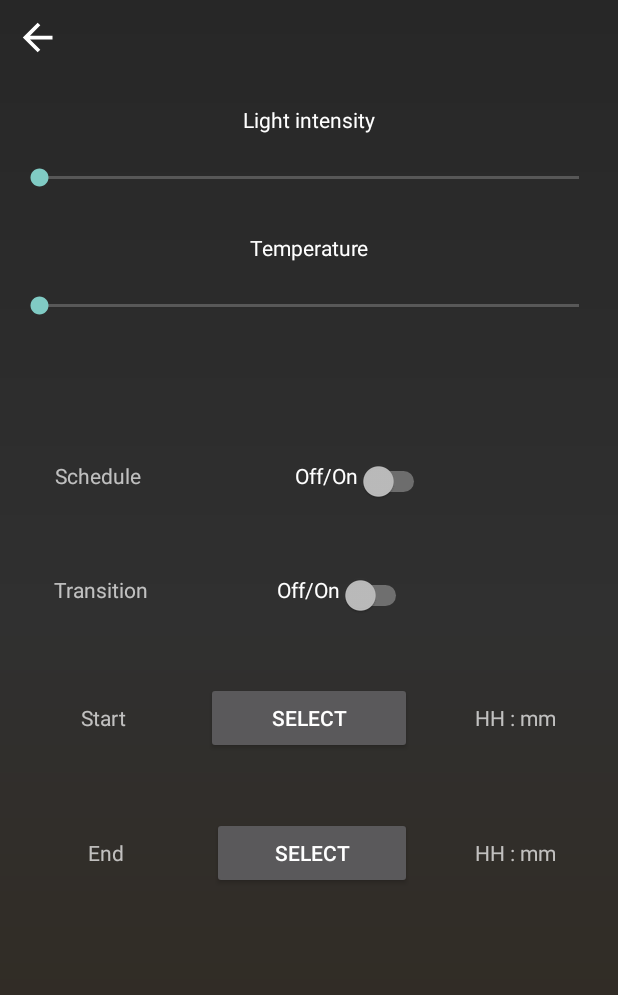
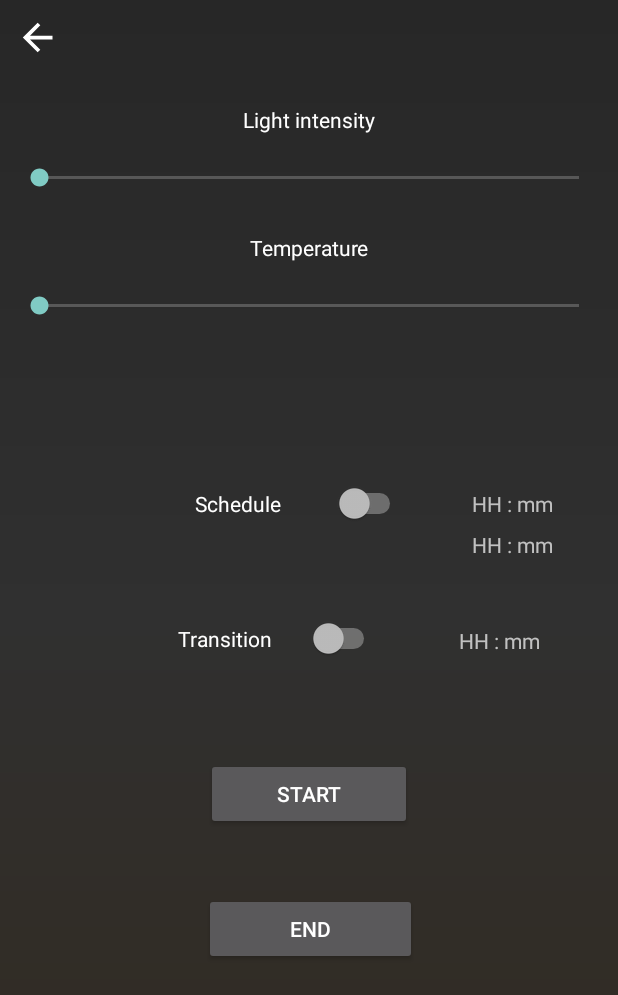
Before and after one commit to silver4a/CIALC-Lights-LAN, an Android app: the MainActivity2 screen opened directly, with no data from a screen before it, on a phone screen of 412 x 824 dp. Shown: the top 995 px of the screen. Run offline under Robolectric (Android 15) with nearby library versions, the phone set to English and light mode, and no system bars; 2 statements that could not run were skipped.

Commit message:
Time y new design

```diff
--- a/app/src/main/java/com/cialc/MainActivity2.java
+++ b/app/src/main/java/com/cialc/MainActivity2.java
@@ -1,10 +1,12 @@
 package com.cialc;
 
+import androidx.annotation.RequiresApi;
 import androidx.appcompat.app.AppCompatActivity;
 
 import android.app.TimePickerDialog;
 import android.content.Intent;
 import android.media.Image;
+import android.os.Build;
 import android.os.Bundle;
 import android.util.Log;
 import android.view.View;
@@ -20,11 +22,14 @@ import android.widget.Toast;
 
 import com.cialc.localConnections.VolleyConnection;
 
+import java.text.SimpleDateFormat;
 import java.util.Calendar;
+import java.util.Date;
+import java.util.Locale;
 
 public class MainActivity2 extends AppCompatActivity implements View.OnClickListener {
     Button buttonHora1, buttonHora2;
-    TextView textViewH1,textViewH2;
+    TextView textViewH1,textViewH2, textViewH3;
     Switch switchHorario, switchTrans;
     ImageView btnback;
     TextView txtHost;
@@ -33,14 +38,19 @@ public class MainActivity2 extends AppCompatActivity implements View.OnClickList
     private Object v;
     private int hora, minutos;
     private int hora2, minutos2;
-
-
-
+    private String getTime() {
+        Calendar calendar = Calendar.getInstance();
+        SimpleDateFormat dateFormatter = new SimpleDateFormat("HH:mm:ss", Locale.getDefault());
+        return dateFormatter.format(calendar.getTime());
+    }
+    @RequiresApi(api = Build.VERSION_CODES.M)
     @Override
     protected void onCreate(Bundle savedInstanceState) {
         super.onCreate(savedInstanceState);
         setContentView(R.layout.activity_main2);
+        //-----------------------------------------------------------
 
+        //-----------------------------------------------------------
         btnback = (ImageView) findViewById(R.id.btn_back);
         btnback.setOnClickListener(v -> {
             finish();
@@ -115,6 +125,7 @@ public class MainActivity2 extends AppCompatActivity implements View.OnClickList
                 });
             }
         });
+
         //----------------------------------------------------------------------------------------
         int pIntensidad = Integer.parseInt(intent.getStringExtra("progressIntensidad"));
         int pTemperatura = Integer.parseInt(intent.getStringExtra("progressTemperatura"));
@@ -125,6 +136,7 @@ public class MainActivity2 extends AppCompatActivity implements View.OnClickList
         buttonHora2 = (Button) findViewById(R.id.buttonHora2);
         textViewH1 = (TextView) findViewById(R.id.textViewH1);
         textViewH2 = (TextView) findViewById(R.id.textViewH2);
+        textViewH3 = (TextView) findViewById(R.id.textViewH3);
         buttonHora1.setOnClickListener(this);
         buttonHora2.setOnClickListener(this);
         switchHorario =(Switch)findViewById(R.id.switchHorario);
@@ -146,7 +158,7 @@ public class MainActivity2 extends AppCompatActivity implements View.OnClickList
 
     @Override
     public void onClick(View v) {
-        if (v == buttonHora1 && switchHorario.isChecked() || switchTrans.isChecked()) {
+        if (v == buttonHora1 && switchHorario.isChecked()) {
             final Calendar c = Calendar.getInstance();
             hora = c.get(Calendar.HOUR_OF_DAY);
             minutos = c.get(Calendar.MINUTE);
@@ -158,7 +170,7 @@ public class MainActivity2 extends AppCompatActivity implements View.OnClickList
             }, hora, minutos, false);
             timePickerDialog.show();
         }
-        if(v == buttonHora2 && switchHorario.isChecked() || switchTrans.isChecked()){
+        if(v == buttonHora2 && switchHorario.isChecked()){
             final Calendar c = Calendar.getInstance();
             hora2 = c.get(Calendar.HOUR_OF_DAY);
             minutos2 = c.get(Calendar.MINUTE);
@@ -170,6 +182,18 @@ public class MainActivity2 extends AppCompatActivity implements View.OnClickList
             }, hora2, minutos2, false);
             timePickerDialog.show();
         }
+        if (v == buttonHora1 && switchTrans.isChecked()) {
+            final Calendar c = Calendar.getInstance();
+            hora = c.get(Calendar.HOUR_OF_DAY);
+            minutos = c.get(Calendar.MINUTE);
+            TimePickerDialog timePickerDialog = new TimePickerDialog(this, new TimePickerDialog.OnTimeSetListener() {
+                @Override
+                public void onTimeSet(TimePicker view, int hourOfDay3, int minute3) {
+                    textViewH3.setText(hourOfDay3+ ":" +minute3);
+                }
+            }, hora, minutos, false);
+            timePickerDialog.show();
+        }
+
     }
-
 }
--- a/app/src/main/res/layout/activity_main2.xml
+++ b/app/src/main/res/layout/activity_main2.xml
@@ -6,6 +6,7 @@
     android:layout_height="match_parent"
     android:background="@drawable/gradient"
     android:contentDescription="24H"
+    android:gravity="right"
     android:orientation="vertical"
     tools:context=".MainActivity2">
 
@@ -95,65 +96,16 @@
 
         <LinearLayout
             android:layout_width="match_parent"
-            android:layout_height="89dp"
-            android:orientation="vertical"></LinearLayout>
+            android:layout_height="109dp"
+            android:orientation="vertical">
 
-    </LinearLayout>
+            <LinearLayout
+                android:layout_width="match_parent"
+                android:layout_height="32dp"
+                android:orientation="vertical"></LinearLayout>
 
-    <LinearLayout
-        android:layout_width="match_parent"
-        android:layout_height="81dp"
-        android:orientation="horizontal">
+        </LinearLayout>
 
-        <TextView
-            android:id="@+id/textViewHorario"
-            android:layout_width="131dp"
-            android:layout_height="30dp"
-            android:gravity="center"
-            android:text="Schedule" />
-
-        <Switch
-            android:id="@+id/switchHorario"
-            android:layout_width="168dp"
-            android:layout_height="wrap_content"
-            android:layout_weight="1"
-            android:gravity="right"
-            android:text="Off/On" />
-
-        <LinearLayout
-            android:layout_width="125dp"
-            android:layout_height="44dp"
-            android:orientation="vertical"></LinearLayout>
-
-    </LinearLayout>
-
-    <LinearLayout
-        android:layout_width="match_parent"
-        android:layout_height="71dp"
-        android:orientation="horizontal">
-
-        <TextView
-            android:id="@+id/textView12"
-            android:layout_width="wrap_content"
-            android:layout_height="wrap_content"
-            android:layout_weight="1"
-            android:gravity="center"
-            android:text="Transition" />
-
-        <Switch
-            android:id="@+id/switchTrans"
-            android:layout_width="70dp"
-            android:layout_height="16dp"
-            android:layout_weight="1"
-            android:gravity="right"
-            android:text="Off/On"
-            android:textAppearance="@style/TextAppearance.AppCompat.Body1" />
-
-        <LinearLayout
-            android:layout_width="66dp"
-            android:layout_height="41dp"
-            android:layout_weight="1"
-            android:orientation="vertical"></LinearLayout>
     </LinearLayout>
 
     <LinearLayout
@@ -161,28 +113,104 @@
         android:layout_height="90dp"
         android:orientation="horizontal">
 
-        <TextView
-            android:id="@+id/textView8"
-            android:layout_width="0dp"
-            android:layout_height="wrap_content"
+        <LinearLayout
+            android:layout_width="43dp"
+            android:layout_height="match_parent"
+            android:layout_weight="1"
+            android:orientation="horizontal"></LinearLayout>
+
+        <Switch
+            android:id="@+id/switchHorario"
+            android:layout_width="123dp"
+            android:layout_height="16dp"
             android:layout_weight="1"
             android:gravity="center"
-            android:text="Start" />
+            android:text="Schedule"
+            android:textAppearance="@style/TextAppearance.AppCompat.Body1" />
+
+        <LinearLayout
+            android:layout_width="141dp"
+            android:layout_height="55dp"
+            android:orientation="vertical">
+
+            <TextView
+                android:id="@+id/textViewH1"
+                android:layout_width="match_parent"
+                android:layout_height="wrap_content"
+                android:layout_weight="1"
+                android:gravity="center"
+                android:text="HH : mm" />
+
+            <TextView
+                android:id="@+id/textViewH2"
+                android:layout_width="match_parent"
+                android:layout_height="wrap_content"
+                android:layout_weight="1"
+                android:gravity="center"
+                android:text="HH : mm" />
+        </LinearLayout>
+
+    </LinearLayout>
+
+    <LinearLayout
+        android:layout_width="match_parent"
+        android:layout_height="93dp"
+        android:orientation="horizontal">
+
+        <LinearLayout
+            android:layout_width="wrap_content"
+            android:layout_height="match_parent"
+            android:layout_weight="1"
+            android:orientation="horizontal"></LinearLayout>
+
+        <Switch
+            android:id="@+id/switchTrans"
+            android:layout_width="65dp"
+            android:layout_height="16dp"
+            android:layout_weight="1"
+            android:gravity="center"
+            android:text="Transition"
+            android:textAppearance="@style/TextAppearance.AppCompat.Body1" />
+
+        <LinearLayout
+            android:layout_width="64dp"
+            android:layout_height="57dp"
+            android:layout_weight="1"
+            android:orientation="vertical">
+
+            <TextView
+                android:id="@+id/textViewH3"
+                android:layout_width="match_parent"
+                android:layout_height="30dp"
+                android:gravity="center"
+                android:text="HH : mm" />
+
+        </LinearLayout>
+    </LinearLayout>
+
+    <LinearLayout
+        android:layout_width="match_parent"
+        android:layout_height="90dp"
+        android:orientation="horizontal">
+
+        <LinearLayout
+            android:layout_width="0dp"
+            android:layout_height="match_parent"
+            android:layout_weight="1"
+            android:orientation="horizontal"></LinearLayout>
 
         <Button
             android:id="@+id/buttonHora1"
             android:layout_width="0dp"
             android:layout_height="wrap_content"
             android:layout_weight="1"
-            android:text="Select" />
+            android:text="Start" />
 
-        <TextView
-            android:id="@+id/textViewH1"
+        <LinearLayout
             android:layout_width="0dp"
-            android:layout_height="wrap_content"
+            android:layout_height="match_parent"
             android:layout_weight="1"
-            android:gravity="center"
-            android:text="HH : mm" />
+            android:orientation="horizontal"></LinearLayout>
 
     </LinearLayout>
 
@@ -191,28 +219,24 @@
         android:layout_height="wrap_content"
         android:orientation="horizontal">
 
-        <TextView
-            android:id="@+id/textView10"
-            android:layout_width="wrap_content"
-            android:layout_height="wrap_content"
+        <LinearLayout
+            android:layout_width="10dp"
+            android:layout_height="match_parent"
             android:layout_weight="1"
-            android:gravity="center"
-            android:text="End" />
+            android:orientation="horizontal"></LinearLayout>
 
         <Button
             android:id="@+id/buttonHora2"
             android:layout_width="16dp"
             android:layout_height="wrap_content"
             android:layout_weight="1"
-            android:text="Select" />
+            android:text="End" />
 
-        <TextView
-            android:id="@+id/textViewH2"
-            android:layout_width="20dp"
-            android:layout_height="wrap_content"
+        <LinearLayout
+            android:layout_width="8dp"
+            android:layout_height="match_parent"
             android:layout_weight="1"
-            android:gravity="center"
-            android:text="HH : mm" />
+            android:orientation="horizontal"></LinearLayout>
 
     </LinearLayout>
 
```
